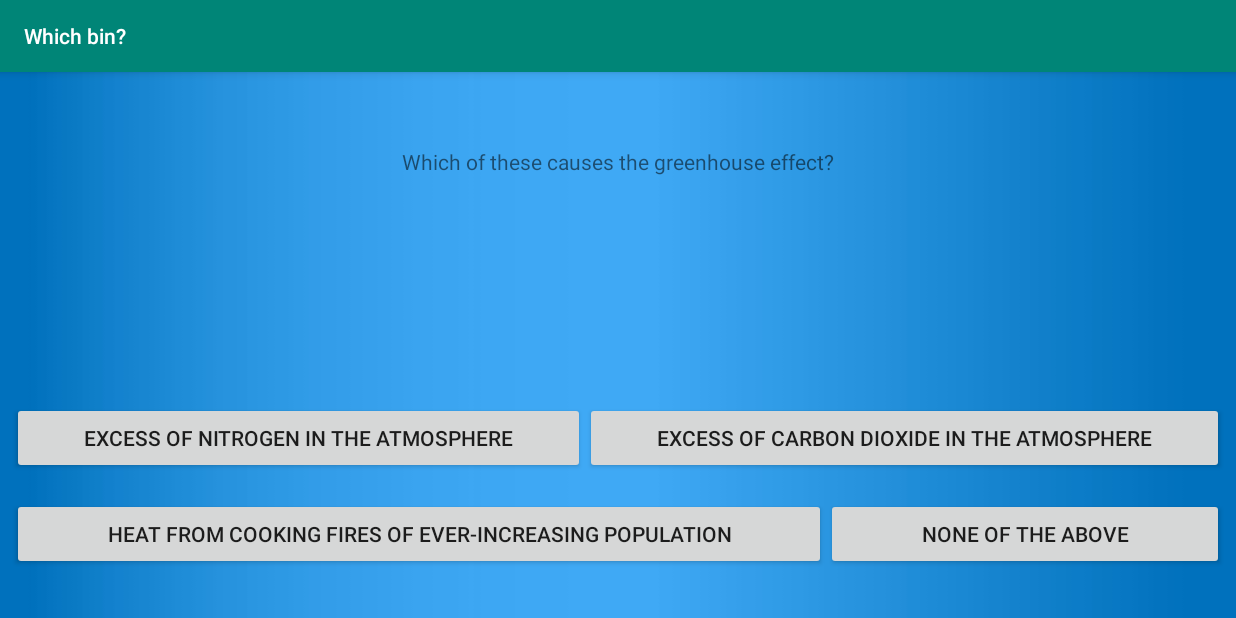
After one commit to NeelParekhNP/Whichbin, an Android app: the MultipleChoiceGame screen opened directly, with no data from a screen before it, on a phone screen of 824 x 412 dp (held sideways). The commit adds this screen. Run offline under Robolectric (Android 15) with nearby library versions, the phone set to English and light mode, and no system bars.

Commit message:
New branch created so that Multiple Choice Game could be added without interfering with the game map level selection.

```diff
--- a/app/src/main/AndroidManifest.xml
+++ b/app/src/main/AndroidManifest.xml
@@ -9,8 +9,11 @@
         android:roundIcon="@mipmap/ic_launcher_round"
         android:supportsRtl="true"
         android:theme="@style/AppTheme">
-        <activity android:name=".MultiPlayerGame"></activity>
-        <activity android:name=".TriviaAnswerActivity"></activity>
+        <activity android:name=".MultipleChoiceGame"
+            android:screenOrientation="landscape"
+            android:configChanges="orientation|keyboardHidden"></activity>
+        <activity android:name=".MultiPlayerGame" />
+        <activity android:name=".TriviaAnswerActivity" />
         <activity android:name=".TriviaGame" />
         <activity android:name=".BinGame" />
         <activity android:name=".MainMenu">
--- a/app/src/main/java/com/example/whichbin/MainMenu.java
+++ b/app/src/main/java/com/example/whichbin/MainMenu.java
@@ -14,6 +14,7 @@ public class MainMenu extends AppCompatActivity {
     private Button whichBinButton;
     private Button triviaButton;
     private Button multiplayerGame;
+    private Button multipleChoiceGame;
 
     /** Called when the activity is first created. */
     @Override
@@ -45,6 +46,14 @@ public class MainMenu extends AppCompatActivity {
                 openMultiplayerGame();
             }
         });
+
+        multipleChoiceGame = (Button) findViewById(R.id.multipleChoiceGameX);
+        multipleChoiceGame.setOnClickListener(new View.OnClickListener() {
+            @Override
+            public void onClick(View v) {
+                openMultipleChoiceGame();
+            }
+        });
     }
     /** Called if the Which Bin game button's clicked. */
     public void openBinGame(){
@@ -59,6 +68,11 @@ public class MainMenu extends AppCompatActivity {
 
     public void openMultiplayerGame(){
         Intent intent = new Intent(this, MultiPlayerGame.class);
+        startActivity(intent);
+    }
+
+    public void openMultipleChoiceGame(){
+        Intent intent = new Intent(this, MultipleChoiceGame.class);
         startActivity(intent);
     }
 
--- /dev/null
+++ b/app/src/main/java/com/example/whichbin/MultipleChoiceGame.java
@@ -0,0 +1,94 @@
+package com.example.whichbin;
+
+import android.support.constraint.ConstraintLayout;
+import android.support.v7.app.AppCompatActivity;
+import android.os.Bundle;
+import android.view.View;
+import android.widget.Button;
+import android.widget.LinearLayout;
+import android.widget.TextView;
+
+public class MultipleChoiceGame extends AppCompatActivity {
+
+    private TextView questionView;
+    private Button optionOne, optionTwo, optionThree, optionFour;
+    private LinearLayout layerOne, layerTwo;
+    private ConstraintLayout layout;
+
+    private int scoreCounter;
+    private int questionNumber;
+
+    private MultiplayerGameQuestions[] questions = new MultiplayerGameQuestions[]{
+            new MultiplayerGameQuestions(R.string.m_question_one, 2, "Excess of nitrogen in the atmosphere", "Excess of carbon dioxide in the atmosphere", "Heat from cooking fires of ever-increasing population",
+                    "None of the above" ),
+            new MultiplayerGameQuestions(R.string.m_question_two, 3, "Sea levels rising", "Flooding in coastal cities", "Expanding glaciers", "Extreme weather"),
+            new MultiplayerGameQuestions(R.string.m_question_three, 3, "The name of climate change legislation that passed by congress", "When you paint your house green to become an environmentalist", "When the gasses in our atmosphere trap heat and block it from escaping our planet", "When you build a greenhouse"),
+            new MultiplayerGameQuestions(R.string.m_question_four, 4, "Divest from fossil fuel companies", "Engage yourself in the science behind climate change", "Vote for political candidates who will advocate for climate-related legislation and policy improvements", "All of the above"),
+            new MultiplayerGameQuestions(R.string.m_question_five, 1, "China", "USA", "UK", "Russia"),
+            new MultiplayerGameQuestions(R.string.m_question_six, 2, "1%", "14%", "33%", "70%"),
+            new MultiplayerGameQuestions(R.string.m_question_seven, 4, "Transportation", "Buildings", "Industry", " Electricity and heat production"),
+            new MultiplayerGameQuestions(R.string.m_question_eight, 2, "0.53 degrees", "0.94 degrees", "1.34 degrees", "0.21 degrees"),
+            new MultiplayerGameQuestions(R.string.m_question_nine, 3, "Jupiter", "Mars", "Venus", "Earth"),
+            new MultiplayerGameQuestions(R.string.m_question_ten, 3, "10,500", "1,500,000","150,000", "1,500")
+
+    };
+
+    @Override
+    protected void onCreate(Bundle savedInstanceState) {
+        super.onCreate(savedInstanceState);
+        setContentView(R.layout.activity_multiple_choice_game);
+
+        questionView = (TextView) findViewById(R.id.textView_MCQ);
+        optionOne = (Button) findViewById(R.id.button_MCQ_1);
+        optionTwo = (Button) findViewById(R.id.button_MCQ_2);
+        optionThree = (Button) findViewById(R.id.button_MCQ_3);
+        optionFour = (Button) findViewById(R.id.button_MCQ_4);
+        layerOne = (LinearLayout) findViewById(R.id.linearLayout_MCQ_1);
+        layerTwo = (LinearLayout) findViewById(R.id.linearLayout_MCQ_2);
+        layout = (ConstraintLayout) findViewById(R.id.constraintLayout_MCQ);
+
+        optionOne.setOnClickListener(clickListener);
+        optionTwo.setOnClickListener(clickListener);
+        optionThree.setOnClickListener(clickListener);
+        optionFour.setOnClickListener(clickListener);
+
+        showNextQuestion();
+    }
+
+    View.OnClickListener clickListener = new View.OnClickListener() {
+        @Override
+        public void onClick(View view) {
+            checkAnswer(view);
+            questionNumber++;
+            if(questionNumber < questions.length){
+                showNextQuestion();
+            }
+            else {
+                for ( int i = 0; i < layerOne.getChildCount();  i++ ){
+                    View v = layerOne.getChildAt(i);
+                    v.setEnabled(false);
+                }
+                for ( int i = 0; i < layerTwo.getChildCount();  i++ ){
+                    View v = layerTwo.getChildAt(i);
+                    v.setEnabled(false);
+                }
+                questionView.setText("Your final score is " + scoreCounter + "!");
+            }
+        }
+    };
+
+    private void showNextQuestion(){
+        questionView.setText(questions[questionNumber].getQuestion());
+        optionOne.setText(questions[questionNumber].getOption1());
+        optionTwo.setText(questions[questionNumber].getOption2());
+        optionThree.setText(questions[questionNumber].getOption3());
+        optionFour.setText(questions[questionNumber].getOption4());
+    }
+
+    private void checkAnswer(View clicked){
+        int selectedAnswer = Integer.parseInt((String)clicked.getTag());
+        if(selectedAnswer == questions[questionNumber].getAnswer()){
+            scoreCounter++;
+        }
+    }
+}
--- /dev/null
+++ b/app/src/main/res/layout/activity_multiple_choice_game.xml
@@ -0,0 +1,80 @@
+<?xml version="1.0" encoding="utf-8"?>
+<android.support.constraint.ConstraintLayout xmlns:android="http://schemas.android.com/apk/res/android"
+    xmlns:app="http://schemas.android.com/apk/res-auto"
+    xmlns:tools="http://schemas.android.com/tools"
+    android:id="@+id/constraintLayout_MCQ"
+    android:layout_width="match_parent"
+    android:layout_height="match_parent"
+    android:background="@drawable/wallpaper1"
+    tools:context=".MultipleChoiceGame">
+
+    <TextView
+        android:id="@+id/textView_MCQ"
+        android:layout_width="wrap_content"
+        android:layout_height="wrap_content"
+        android:layout_marginStart="8dp"
+        android:layout_marginTop="50dp"
+        android:layout_marginEnd="8dp"
+        android:text="PlaceHolder Text"
+        app:layout_constraintEnd_toEndOf="parent"
+        app:layout_constraintStart_toStartOf="parent"
+        app:layout_constraintTop_toTopOf="parent" />
+
+    <LinearLayout
+        android:id="@+id/linearLayout_MCQ_1"
+        android:layout_width="0dp"
+        android:layout_height="wrap_content"
+        android:layout_marginStart="8dp"
+        android:layout_marginEnd="8dp"
+        android:layout_marginBottom="16dp"
+        android:orientation="horizontal"
+        app:layout_constraintBottom_toTopOf="@+id/linearLayout_MCQ_2"
+        app:layout_constraintEnd_toEndOf="parent"
+        app:layout_constraintStart_toStartOf="parent">
+
+        <Button
+            android:id="@+id/button_MCQ_1"
+            android:layout_width="wrap_content"
+            android:layout_height="wrap_content"
+            android:layout_weight="1"
+            android:text="Button"
+            android:tag="1"/>
+
+        <Button
+            android:id="@+id/button_MCQ_2"
+            android:layout_width="wrap_content"
+            android:layout_height="wrap_content"
+            android:layout_weight="1"
+            android:text="Button"
+            android:tag="2"/>
+    </LinearLayout>
+
+    <LinearLayout
+        android:id="@+id/linearLayout_MCQ_2"
+        android:layout_width="0dp"
+        android:layout_height="wrap_content"
+        android:layout_marginStart="8dp"
+        android:layout_marginEnd="8dp"
+        android:layout_marginBottom="32dp"
+        app:layout_constraintBottom_toBottomOf="parent"
+        app:layout_constraintEnd_toEndOf="parent"
+        app:layout_constraintStart_toStartOf="parent">
+
+        <Button
+            android:id="@+id/button_MCQ_3"
+            android:layout_width="wrap_content"
+            android:layout_height="wrap_content"
+            android:layout_weight="1"
+            android:text="Button"
+            android:tag="3"/>
+
+        <Button
+            android:id="@+id/button_MCQ_4"
+            android:layout_width="wrap_content"
+            android:layout_height="wrap_content"
+            android:layout_weight="1"
+            android:text="Button"
+            android:tag="4"/>
+    </LinearLayout>
+
+</android.support.constraint.ConstraintLayout>
--- a/app/src/main/res/layout/main_menu.xml
+++ b/app/src/main/res/layout/main_menu.xml
@@ -54,4 +54,16 @@ tools:layout_editor_absoluteY="8dp">
         app:layout_constraintStart_toStartOf="parent"
         app:layout_constraintTop_toBottomOf="@+id/triviaGameX" />
 
+    <Button
+        android:id="@+id/multipleChoiceGameX"
+        android:layout_width="187dp"
+        android:layout_height="100dp"
+        android:layout_marginStart="8dp"
+        android:layout_marginTop="30dp"
+        android:layout_marginEnd="8dp"
+        android:text="@string/multipleChoice_game"
+        app:layout_constraintEnd_toEndOf="parent"
+        app:layout_constraintStart_toStartOf="parent"
+        app:layout_constraintTop_toBottomOf="@+id/multiplayerGameX" />
+
 </android.support.constraint.ConstraintLayout>
--- a/app/src/main/res/values/strings.xml
+++ b/app/src/main/res/values/strings.xml
@@ -4,6 +4,7 @@
     <string name="whichBin">Click here to play the which bin game!</string>
     <string name="trivia_game">Click here to play the climate change trivia game!</string>
     <string name="multiplayer_game">Click here to play the multiplayer game!</string>
+    <string name="multipleChoice_game">Click here to play the multiple choice game!</string>
 
     <!--Which bin game strings-->
     <string name="app_name">Which bin?</string>
```
Also changed, not shown: app/src/main/res/bottle/902102_S00020.jpg (deleted).
